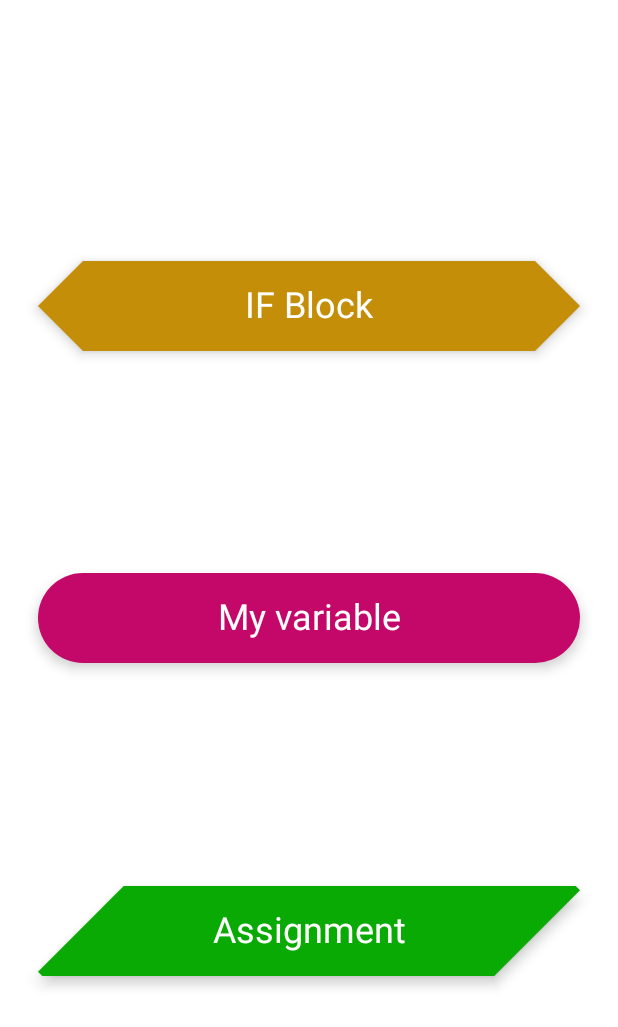
After one commit to gruwitdacrew/Codeblock, an Android app built with Jetpack Compose: the composable DrawerContent shown on its own in the app's theme, on a phone screen of 412 x 824 dp. The commit adds this screen. Shown: the top 1027 px of the screen. Run offline under Robolectric (Android 15) with nearby library versions, the phone set to English and light mode, and no system bars.

Commit message:
merged actual version

```diff
--- a/app/src/main/java/com/example/mobile/Block.kt
+++ b/app/src/main/java/com/example/mobile/Block.kt
@@ -14,6 +14,7 @@ import androidx.compose.ui.input.pointer.pointerInput
 import androidx.compose.ui.unit.IntOffset
 import androidx.compose.ui.unit.dp
 
+
 val cols = arrayOf(Color.Yellow, Color.Cyan, Color.Red)
 
 @OptIn(ExperimentalMaterialApi::class)
@@ -28,7 +29,6 @@ fun MakeBlock()
     Card(
         onClick = {
             i++
-            println(i)
         },
         modifier = Modifier
             .padding(15.dp)
@@ -37,8 +37,8 @@ fun MakeBlock()
             .pointerInput(Unit)
             {
                 detectDragGestures { change, dragAmount ->
-                    if ((offsetX.dp + dragAmount.x.dp < width) && (offsetX + dragAmount.x > 0)) offsetX += dragAmount.x
-                    if ((offsetY.dp + dragAmount.y.dp < height - 10.dp) && (offsetY + dragAmount.y > 0)) offsetY += dragAmount.y
+                    if ((offsetX.dp + dragAmount.x.dp < width) && (offsetX.dp + dragAmount.x.dp > 0.dp)) offsetX += dragAmount.x
+                    if ((offsetY.dp + dragAmount.y.dp < height - 10.dp) && (offsetY.dp + dragAmount.y.dp > 0.dp)) offsetY += dragAmount.y
                 }
             },
         backgroundColor = cols[i%3]
--- /dev/null
+++ b/app/src/main/java/com/example/mobile/DrawerContent.kt
@@ -0,0 +1,93 @@
+package com.example.mobile
+
+import androidx.compose.foundation.clickable
+import androidx.compose.foundation.layout.*
+import androidx.compose.foundation.shape.CutCornerShape
+import androidx.compose.foundation.shape.RoundedCornerShape
+import androidx.compose.material.Card
+import androidx.compose.material.ExperimentalMaterialApi
+import androidx.compose.material.Text
+import androidx.compose.runtime.*
+import androidx.compose.ui.Alignment
+import androidx.compose.ui.Modifier
+import androidx.compose.ui.graphics.Color
+import androidx.compose.ui.unit.dp
+import androidx.compose.ui.unit.sp
+import java.util.concurrent.CountDownLatch
+
+
+@OptIn(ExperimentalMaterialApi::class)
+@Composable
+fun DrawerContent(countBlocks: MutableState<Int>)
+{
+    Column(
+        Modifier
+            .padding(25.dp)
+            .fillMaxSize(),
+        verticalArrangement = Arrangement.SpaceEvenly)
+    {
+        Card(onClick = {
+            countBlocks.value++
+        },
+            modifier = Modifier
+                .height(60.dp)
+                .fillMaxWidth(),
+            backgroundColor = Color(0xFFC48E08),
+            elevation = 5.dp,
+            shape = CutCornerShape(50)
+        )
+        {
+            Row(
+                verticalAlignment = Alignment.CenterVertically,
+                horizontalArrangement = Arrangement.SpaceEvenly,
+            )
+            {
+                Text(text = "IF Block", color = Color(0xFFFFFFFF), fontSize = 24.sp)
+            }
+        }
+        Card(onClick = {
+            countBlocks.value++
+        },
+            modifier = Modifier
+                .height(60.dp)
+                .fillMaxWidth(),
+            backgroundColor = Color(0xFFC40869),
+            elevation = 5.dp,
+            shape = RoundedCornerShape(50)
+        )
+        {
+            Row(
+                verticalAlignment = Alignment.CenterVertically,
+                horizontalArrangement = Arrangement.SpaceEvenly,
+            )
+            {
+                Text(text = "My variable", color = Color(0xFFFFFFFF), fontSize = 24.sp)
+            }
+        }
+        Card(onClick = {
+            countBlocks.value++
+            tasks.addLast("")
+        },
+            modifier = Modifier
+                .height(60.dp)
+                .fillMaxWidth(),
+            backgroundColor = Color(0xFF09AA03),
+            elevation = 5.dp,
+            shape = CutCornerShape(
+                topStartPercent = 100,
+                topEndPercent = 5,
+                bottomStartPercent = 5,
+                bottomEndPercent = 100
+            )
+        )
+        {
+            Row(
+                verticalAlignment = Alignment.CenterVertically,
+                horizontalArrangement = Arrangement.SpaceEvenly,
+            )
+            {
+                Text(text = "Assignment", color = Color(0xFFFFFFFF), fontSize = 24.sp)
+            }
+        }
+    }
+}
```
Also changed, not shown: app/src/main/java/com/example/mobile/Assignment.kt (added, +79 -0 lines), app/src/main/java/com/example/mobile/Blocks/Initialization.kt (added, +48 -0 lines), app/src/main/java/com/example/mobile/Blocks/MainBlock.kt (added, +16 -0 lines), app/src/main/java/com/example/mobile/InitBlock.kt (added, +42 -0 lines), app/src/main/java/com/example/mobile/MainActivity.kt (+27 -152 lines), app/src/main/java/com/example/mobile/OnLoad.kt (added, +35 -0 lines), app/src/main/java/com/example/mobile/RPS.kt (added, +81 -0 lines), app/src/main/java/com/example/mobile/WindowContent.kt (added, +114 -0 lines).
